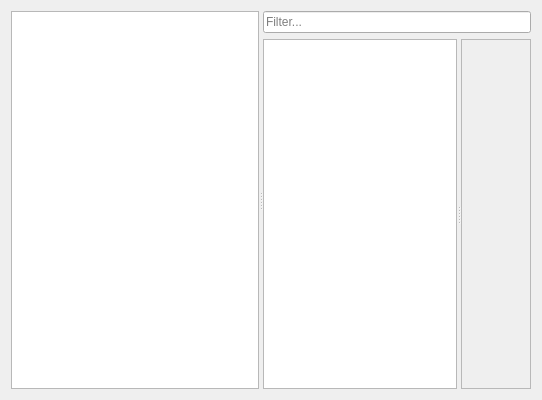
Above: src/gui/pages/commitswidget.ui from KDE/kommit before the change. Below: the same form after it.
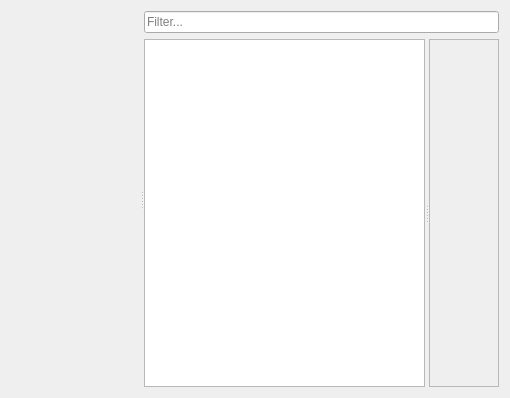
That is the form after the change. Icons and pictures are not drawn. Custom widgets are drawn as their Qt base class.

Patch:
```diff
--- a/src/gui/pages/commitswidget.ui
+++ b/src/gui/pages/commitswidget.ui
@@ -6,8 +6,8 @@
    <rect>
     <x>0</x>
     <y>0</y>
-    <width>542</width>
-    <height>400</height>
+    <width>510</width>
+    <height>398</height>
    </rect>
   </property>
   <property name="windowTitle">
@@ -22,18 +22,8 @@
      <property name="orientation">
       <enum>Qt::Horizontal</enum>
      </property>
-     <property name="childrenCollapsible">
-      <bool>false</bool>
-     </property>
-     <widget class="TreeView" name="treeViewRepo">
-      <property name="contextMenuPolicy">
-       <enum>Qt::CustomContextMenu</enum>
-      </property>
-      <attribute name="headerVisible">
-       <bool>false</bool>
-      </attribute>
-     </widget>
-     <widget class="QWidget" name="layoutWidget">
+     <widget class="BranchesSelectionWidget" name="branchesView" native="true"/>
+     <widget class="QWidget" name="">
       <layout class="QVBoxLayout" name="verticalLayout">
        <item>
         <widget class="QLineEdit" name="lineEditFilter">
@@ -47,13 +37,7 @@
          <property name="orientation">
           <enum>Qt::Horizontal</enum>
          </property>
-         <property name="childrenCollapsible">
-          <bool>false</bool>
-         </property>
-         <widget class="TreeView" name="treeViewHistory">
-          <property name="contextMenuPolicy">
-           <enum>Qt::CustomContextMenu</enum>
-          </property>
+         <widget class="TreeView" name="treeViewCommits">
           <property name="rootIsDecorated">
            <bool>false</bool>
           </property>
@@ -67,8 +51,8 @@
             <rect>
              <x>0</x>
              <y>0</y>
-             <width>73</width>
-             <height>350</height>
+             <width>68</width>
+             <height>345</height>
             </rect>
            </property>
            <layout class="QVBoxLayout" name="verticalLayout_2">
@@ -98,6 +82,12 @@
    <header location="global">widgets/commitdetails.h</header>
    <container>1</container>
   </customwidget>
+  <customwidget>
+   <class>BranchesSelectionWidget</class>
+   <extends>QWidget</extends>
+   <header>widgets/branchesselectionwidget.h</header>
+   <container>1</container>
+  </customwidget>
  </customwidgets>
  <resources/>
  <connections/>
```
Left out of the diff: 2 changed lines with no effect on the pictures.
